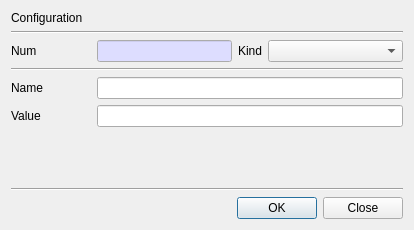
This is CertMan/config_dlg.ui in jykim74/CertMan as Qt 5 draws it before an edit. The edited form follows.
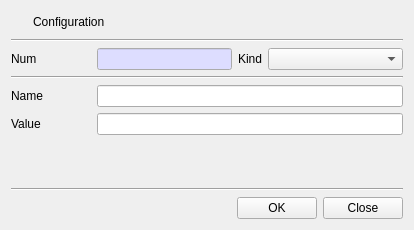
This is the edited form. Icons and pictures are not drawn.

```diff
--- a/CertMan/config_dlg.ui
+++ b/CertMan/config_dlg.ui
@@ -15,11 +15,44 @@
   </property>
   <layout class="QVBoxLayout" name="verticalLayout">
    <item>
-    <widget class="QLabel" name="label">
-     <property name="text">
-      <string>Configuration</string>
+    <layout class="QGridLayout" name="gridLayout_5">
+     <property name="topMargin">
+      <number>0</number>
      </property>
-    </widget>
+     <item row="0" column="1">
+      <widget class="QLabel" name="label">
+       <property name="text">
+        <string>Configuration</string>
+       </property>
+      </widget>
+     </item>
+     <item row="0" column="0">
+      <widget class="QPushButton" name="pushButton">
+       <property name="minimumSize">
+        <size>
+         <width>16</width>
+         <height>0</height>
+        </size>
+       </property>
+       <property name="maximumSize">
+        <size>
+         <width>16</width>
+         <height>16777215</height>
+        </size>
+       </property>
+       <property name="text">
+        <string/>
+       </property>
+       <property name="icon">
+        <iconset resource="certman.qrc">
+         <normaloff>:/images/config.png</normaloff>:/images/config.png</iconset>
+       </property>
+       <property name="flat">
+        <bool>true</bool>
+       </property>
+      </widget>
+     </item>
+    </layout>
    </item>
    <item>
     <widget class="Line" name="line">
```
Left out of the diff: 4 changed lines with no effect on the pictures.
